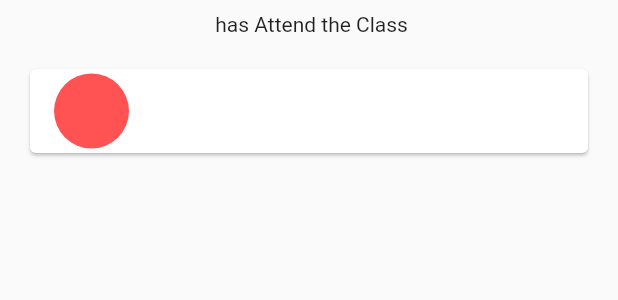
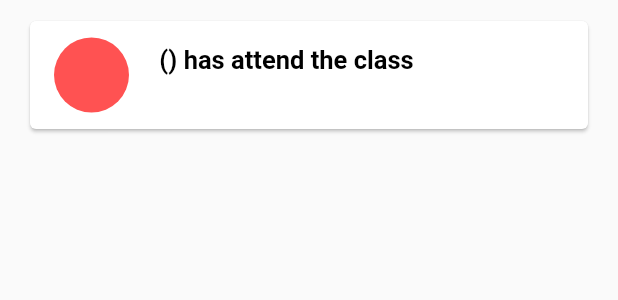
Before and after one commit to Firzan97/Simple-Attendance-using-ibeacon-flutter, a Flutter app: the UserTile widget shown alone on an empty page, opened directly with empty values, on a phone screen of 412 x 824 dp. Shown: the top 300 px of the screen. Run offline on Flutter 3.47's test engine with Material 2 defaults, Android fonts, the phone set to English and light mode, and no system bars; our stand-ins replace cloud_firestore, firebase_auth, flutter_spinkit; missing offline and left inert: beacons_plugin; accounts and stored records are empty.

```diff
--- a/lib/screens/home/user_tile.dart
+++ b/lib/screens/home/user_tile.dart
@@ -1,8 +1,4 @@
 import "package:flutter/material.dart";
-import 'package:provider/provider.dart';
-
-import '../../model/user.dart';
-import '../../model/user.dart';
 import '../../model/user.dart';
 
 class UserTile extends StatefulWidget {
@@ -16,18 +12,6 @@ class UserTile extends StatefulWidget {
 
 class _UserTileState extends State<UserTile> {
 
-  User search(){
-    User dummy = widget.user;
-       bool a = dummy.matrix == "2019702237";
-       if(dummy.matrix == "2019702237") {
-         return dummy;
-       }
-       else{
-         return dummy;
-       }
-
-  }
-
 
   @override
   Widget build(BuildContext context) {
@@ -35,8 +19,6 @@ class _UserTileState extends State<UserTile> {
       padding: EdgeInsets.only(top: 8.0),
       child: Column(
         children: <Widget>[
-          Text(widget.user.name + " has Attend the Class"),
-          Text(search().matrix),
           Card(
             margin: EdgeInsets.fromLTRB(20.0,6.0,20.0,0.0),
             child: ListTile(
@@ -44,11 +26,14 @@ class _UserTileState extends State<UserTile> {
                 radius: 25.0,
                 backgroundColor: Colors.redAccent,
               ),
-//              title: Text(search().name + " ("+ search().matrix +")"),
-//              subtitle: Text(search().program),
+              title: Text(widget.user.name + " ("+ widget.user.matrix +")" + " has attend the class", style: TextStyle(
+                fontSize: 17.0,
+                fontWeight: FontWeight.w600,
+                color: Colors.black,
+              ) ),
+              subtitle: Text(widget.user.program),
             ),
           ),
-
         ],
       ),
     );
```
Also changed, not shown: lib/screens/home/home.dart (+104 -82 lines), lib/screens/home/user_list.dart (+142 -13 lines).
